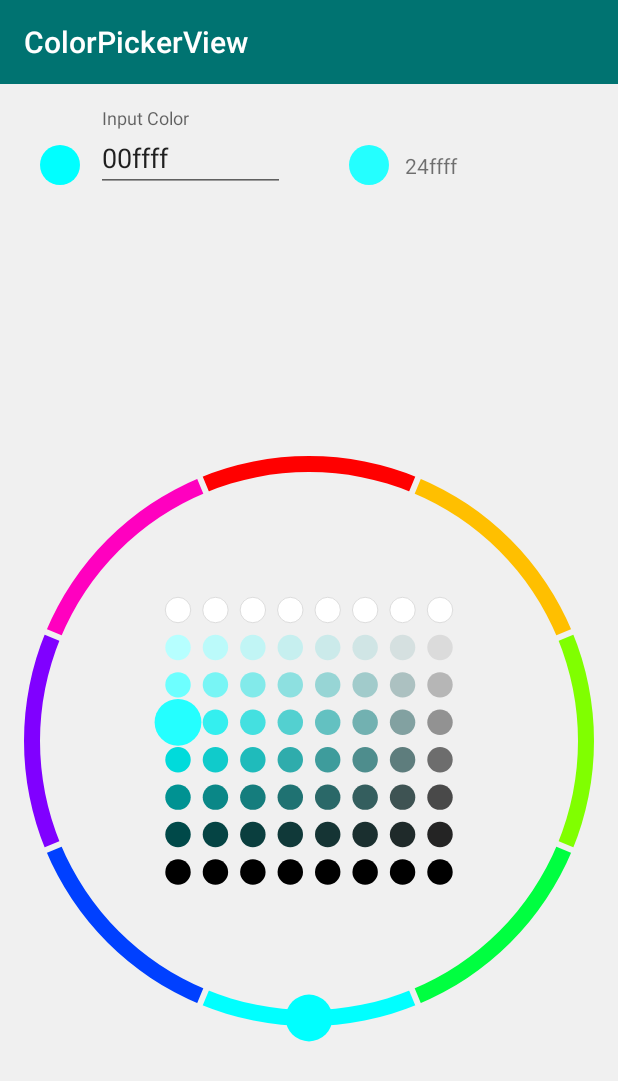
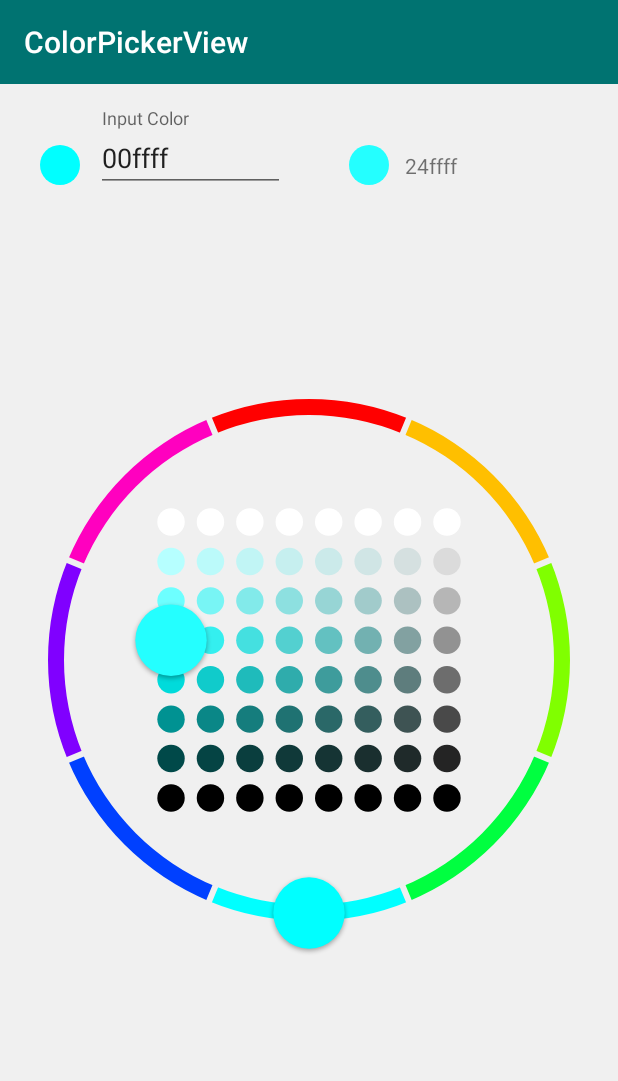
Before and after one commit to parthjdabhi/PhotoDoodle, an Android app: the screen it shows after launch (ColorPickerTestActivity), on a phone screen of 412 x 824 dp. Shown: the top 1081 px of the screen. Run offline under Robolectric (Android 15) with nearby library versions, the phone set to English and light mode, and no system bars; our stand-ins replace ButterKnife; libraries missing offline, so code that uses them is left out: com.esotericsoftware.kryo; 2 statements that could not run were skipped.

Commit message:
Add animated shadows to knobs

```diff
--- a/app/app/src/main/java/org/zakariya/photodoodle/view/ColorPickerView.java
+++ b/app/app/src/main/java/org/zakariya/photodoodle/view/ColorPickerView.java
@@ -45,6 +45,7 @@ public class ColorPickerView extends View {
 	private static final float SEPARATOR_WIDTH_DP = 4f;
 	private static final float MAX_TONE_SWATCH_RADIUS_DP = 22;
 	private static final long ANIMATION_DURATION = 200;
+	private static final int WHITE = 0xFFFFFFFF;
 
 	private int color = 0xFF000000;
 	private int snappedColor, snappedPureHueColor;
@@ -93,6 +94,7 @@ public class ColorPickerView extends View {
 
 		paint = new Paint();
 		paint.setAntiAlias(true);
+		setLayerType(LAYER_TYPE_SOFTWARE, paint);
 
 		interpolator = new AnticipateOvershootInterpolator();
 		setDragState(DragState.NONE);
@@ -125,6 +127,7 @@ public class ColorPickerView extends View {
 	 * Set the initial color for this color picker to attempt to represent, given the
 	 * color space resolution constraints of its current precision. After setting an
 	 * initial color, getCurrentColor() will return the closest color representable.
+	 *
 	 * @param color an initial color for the color picker to represent.
 	 */
 	public void setInitialColor(int color) {
@@ -137,6 +140,7 @@ public class ColorPickerView extends View {
 	 * Get the current color represented by this color picker. Note, if this is called
 	 * immediately after calling setInitialColor(), the current color may not be the same as the color
 	 * provided to setInitialColor, since the precision of the color picker view narrows the color space.
+	 *
 	 * @return the color selected by the user
 	 */
 	public int getCurrentColor() {
@@ -165,7 +169,7 @@ public class ColorPickerView extends View {
 	protected void onDraw(Canvas canvas) {
 		super.onDraw(canvas);
 
-		int backgroundColor = 0xFFFFFFFF;
+		int backgroundColor = WHITE;
 		Drawable backgroundDrawable = getBackground();
 		if (backgroundDrawable instanceof ColorDrawable) {
 			backgroundColor = ((ColorDrawable) backgroundDrawable).getColor();
@@ -232,7 +236,7 @@ public class ColorPickerView extends View {
 			swatchX = 0f;
 
 			// first row is solid white - so draw with a hairline grey circle to clarify
-			if (row == 0) {
+			if (row == 0 && backgroundColor == WHITE) {
 				paint.setStyle(Paint.Style.FILL);
 				paint.setColor(0xFFFFFFFF);
 				for (int col = 0; col < precision; col++, swatchLeft += swatchSize) {
@@ -316,6 +320,13 @@ public class ColorPickerView extends View {
 	private void drawKnob(Canvas canvas, int color, float x, float y, float engagement) {
 		paint.setStyle(Paint.Style.FILL);
 		paint.setColor(color);
+		paint.setShadowLayer(8, 0, 4, 0x99000000);
+
+		int shadowColor = 0x55000000;
+		float minShadowRadius = 4;
+		float maxShadowRadius = 16;
+		float minShadowOffset = 2;
+		float maxShadowOffset = 16;
 
 		if (engagement > 0) {
 			final float rInactive = layoutInfo.knobRadius;
@@ -328,10 +339,17 @@ public class ColorPickerView extends View {
 
 			Path popupKnobPath = new Path();
 			popupKnobPath.addRoundRect(new RectF(x - r, y - extension * r, x + r, y + r), r, r, Path.Direction.CW);
+
+			float sr = lrp(minShadowRadius, maxShadowRadius, t);
+			float so = lrp(minShadowOffset, maxShadowOffset, t);
+			paint.setShadowLayer(sr, 0, so, shadowColor);
 			canvas.drawPath(popupKnobPath, paint);
 		} else {
+			paint.setShadowLayer(minShadowRadius, 0, minShadowOffset, shadowColor);
 			canvas.drawCircle(x, y, layoutInfo.knobRadius, paint);
 		}
+
+		paint.setShadowLayer(0, 0, 0, 0);
 	}
 
 	private PointF getHueKnobPosition(float hue) {
@@ -349,10 +367,10 @@ public class ColorPickerView extends View {
 	}
 
 	private int plotToneSquareSwatchColor(float hue, float x, float y) {
-		float [] hsl = {
+		float[] hsl = {
 				hue,
-				(float)snapSaturationOrLightnessValue(1-x),
-				(float)snapSaturationOrLightnessValue(1-y)
+				(float) snapSaturationOrLightnessValue(1 - x),
+				(float) snapSaturationOrLightnessValue(1 - y)
 		};
 
 		return ColorUtils.HSLToColor(hsl);
@@ -384,14 +402,14 @@ public class ColorPickerView extends View {
 		float bp = b - 360f;
 
 		// find shortest distance to interpolate
-		float abd = Math.abs(a-b);
-		float apbd = Math.abs(ap-b);
-		float abpd = Math.abs(a-bp);
+		float abd = Math.abs(a - b);
+		float apbd = Math.abs(ap - b);
+		float abpd = Math.abs(a - bp);
 
 		if (abd < apbd && abd < abpd) {
-			return a + v * (b-a);
-		} else if ( apbd < abd && apbd < abpd) {
-			return ap + v * (b-ap);
+			return a + v * (b - a);
+		} else if (apbd < abd && apbd < abpd) {
+			return ap + v * (b - ap);
 		} else {
 			return a + v * (bp - a);
 		}
@@ -421,7 +439,7 @@ public class ColorPickerView extends View {
 		layoutInfo.hueRingOuterRadius = contentSize / 2f;
 		layoutInfo.hueRingInnerRadius = layoutInfo.hueRingOuterRadius - HueRingThickness;
 
-		layoutInfo.toneSquareSize = 2 * (((layoutInfo.hueRingInnerRadius - MaxToneSwatchRadius) * 0.75f) / SQRT_2);
+		layoutInfo.toneSquareSize = 2 * (((layoutInfo.hueRingInnerRadius - MaxToneSwatchRadius) * 0.875f) / SQRT_2);
 		layoutInfo.toneSquareSwatchSize = layoutInfo.toneSquareSize / (float) (precision - 1);
 		layoutInfo.toneSquareLeft = centerX - layoutInfo.toneSquareSize / 2;
 		layoutInfo.toneSquareTop = centerY - layoutInfo.toneSquareSize / 2;
@@ -429,7 +447,7 @@ public class ColorPickerView extends View {
 		layoutInfo.hueAngleIncrement = (float) (2 * Math.PI) / (float) precision;
 		layoutInfo.hueAngleIncrementDegrees = 360f / (float) precision;
 
-		layoutInfo.knobRadius = layoutInfo.toneSquareSwatchSize/2 * 1.25f;
+		layoutInfo.knobRadius = (layoutInfo.toneSquareSwatchSize / 2) + (4 * SEPARATOR_WIDTH_DP);
 	}
 
 	private void updateRenderPaths() {
--- a/app/app/src/main/res/layout/fragment_color_picker_test.xml
+++ b/app/app/src/main/res/layout/fragment_color_picker_test.xml
@@ -1,15 +1,25 @@
 <?xml version="1.0" encoding="utf-8"?>
-<LinearLayout xmlns:android="http://schemas.android.com/apk/res/android"
+<FrameLayout xmlns:android="http://schemas.android.com/apk/res/android"
               xmlns:app="http://schemas.android.com/apk/res-auto"
               android:layout_width="match_parent"
-              android:layout_height="match_parent"
-              android:orientation="vertical">
+              android:layout_height="match_parent">
+
+	<org.zakariya.photodoodle.view.ColorPickerView
+		android:id="@+id/colorPicker"
+		android:layout_width="match_parent"
+		android:layout_height="match_parent"
+		android:background="@color/windowBackgroundColor"
+		android:padding="32dp"
+		app:initialColor="#FF0000"
+		app:precision="8"/>
+
 
 	<LinearLayout
 		android:layout_width="match_parent"
 		android:layout_height="wrap_content"
 		android:focusable="true"
 		android:focusableInTouchMode="true"
+		android:layout_gravity="center_horizontal|top"
 		android:gravity="center_vertical"
 		android:orientation="horizontal"
 		android:padding="16dp">
@@ -51,15 +61,4 @@
 
 	</LinearLayout>
 
-	<org.zakariya.photodoodle.view.ColorPickerView
-		android:id="@+id/colorPicker"
-		android:layout_width="match_parent"
-		android:layout_height="0dp"
-		android:layout_weight="1"
-		android:background="@color/windowBackgroundColor"
-		android:padding="16dp"
-		app:initialColor="#FF0000"
-		app:precision="8"/>
-
-
-</LinearLayout>
+</FrameLayout>
```
